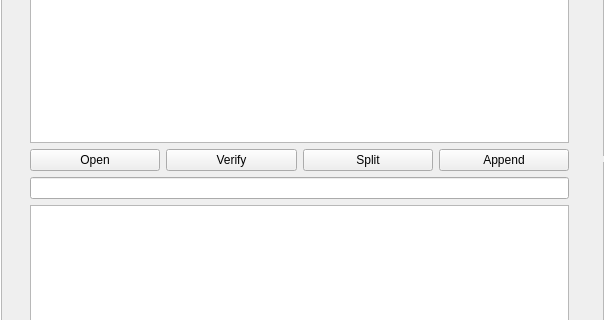
First picture: the form in mainwindow.ui, repository doritang1/CyDictEditor, before the edit; both pictures show x 258 to 862 and y 130 to 450 of the 1118 by 624 pixel window.
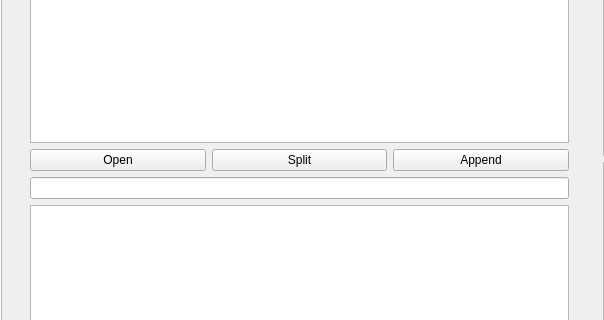
Second picture: the form after the edit.

Commit message:
validator must be improved
validator for "<p>&nbsp;" is need to be improved

```diff
--- a/mainwindow.ui
+++ b/mainwindow.ui
@@ -14,7 +14,7 @@
    <string>MainWindow</string>
   </property>
   <widget class="QWidget" name="centralWidget">
-   <widget class="QWidget" name="">
+   <widget class="QWidget" name="layoutWidget">
     <property name="geometry">
      <rect>
       <x>11</x>
@@ -57,7 +57,7 @@
      </item>
     </layout>
    </widget>
-   <widget class="QWidget" name="">
+   <widget class="QWidget" name="layoutWidget">
     <property name="geometry">
      <rect>
       <x>277</x>
@@ -84,13 +84,6 @@
            </property>
           </widget>
          </item>
-         <item>
-          <widget class="QPushButton" name="pushButtonVerify">
-           <property name="text">
-            <string>Verify</string>
-           </property>
-          </widget>
-         </item>
          <item>
           <widget class="QPushButton" name="pushButtonSplit">
            <property name="text">
@@ -127,7 +120,7 @@
      </item>
     </layout>
    </widget>
-   <widget class="QWidget" name="">
+   <widget class="QWidget" name="layoutWidget">
     <property name="geometry">
      <rect>
       <x>850</x>
```
The commit also changes 2 other files.
